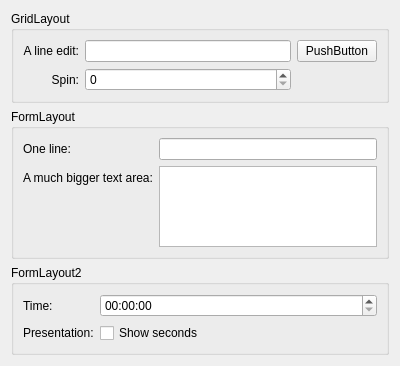
Before: the Qt Designer form demowidget.ui in agateau/columnresizer, drawn with Qt 5.
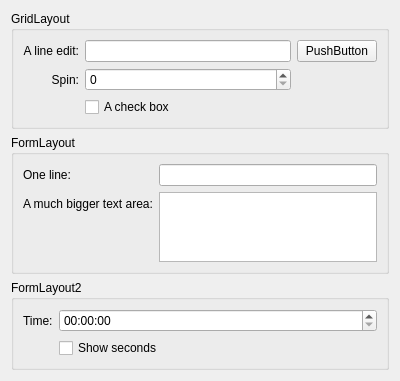
After: the same form once the commit is applied.

Commit message: Remove labels in front of checkboxes to verify it handles empty cells correctly

The edit to the form file:
```diff
--- a/demowidget.ui
+++ b/demowidget.ui
@@ -53,6 +53,13 @@
         </property>
        </widget>
       </item>
+      <item row="2" column="1">
+       <widget class="QCheckBox" name="checkBox">
+        <property name="text">
+         <string>A check box</string>
+        </property>
+       </widget>
+      </item>
      </layout>
     </widget>
    </item>
@@ -111,13 +118,6 @@
         </property>
        </widget>
       </item>
-      <item row="3" column="0">
-       <widget class="QLabel" name="label_6">
-        <property name="text">
-         <string>Presentation:</string>
-        </property>
-       </widget>
-      </item>
      </layout>
     </widget>
    </item>
```
The commit also changes 1 other file.
